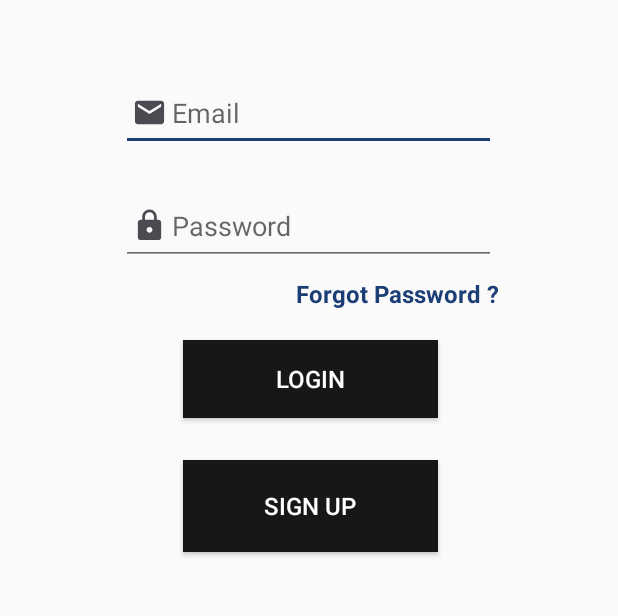
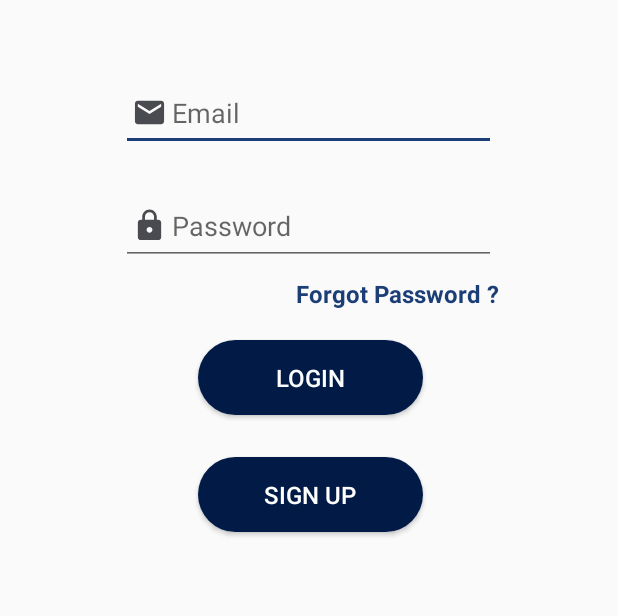
Before and after one commit to KousthubhaKrishna/JChat, an Android app: the screen it shows after launch (MainActivity), on a phone screen of 412 x 824 dp, the part 398-1014 px from its top. Run offline under Robolectric (Android 15) with nearby library versions, the light colour scheme and no system bars; our stand-ins replace Firebase (no records; nobody signed in at launch, a user with empty details on screens opened directly).

Commit message:
buttons changed

```diff
--- a/app/src/main/res/layout-land/activity_main.xml
+++ b/app/src/main/res/layout-land/activity_main.xml
@@ -12,8 +12,8 @@
         android:layout_width="120dp"
         android:layout_height="wrap_content"
         android:layout_marginTop="52dp"
-        android:background="@color/colorPrimaryDark"
-        android:onClick="signupCheck"
+        android:background="@drawable/sender_message"
+        android:onClick="sendUserToSignupActvity"
         android:shadowColor="#E91E63"
         android:text="signup"
         android:textColor="@color/simpleButtonTextColor"
@@ -69,7 +69,7 @@
         android:layout_width="120dp"
         android:layout_height="wrap_content"
         android:layout_marginTop="52dp"
-        android:background="@color/colorPrimaryDark"
+        android:background="@drawable/sender_message"
         android:onClick="loginCheck"
         android:shadowColor="#E91E63"
         android:text="@string/login"
--- a/app/src/main/res/layout/activity_main.xml
+++ b/app/src/main/res/layout/activity_main.xml
@@ -10,12 +10,12 @@
 
     <Button
         android:id="@+id/jsignup"
-        android:layout_width="170dp"
-        android:layout_height="61dp"
+        android:layout_width="150dp"
+        android:layout_height="50dp"
         android:layout_marginTop="28dp"
         android:layout_marginEnd="125dp"
         android:layout_marginRight="125dp"
-        android:background="@color/colorPrimaryDark"
+        android:background="@drawable/sender_message"
         android:onClick="sendUserToSignupActvity"
         android:shadowColor="#E91E63"
         android:text="sign up"
@@ -79,10 +79,10 @@
 
     <Button
         android:id="@+id/jlogin"
-        android:layout_width="170dp"
-        android:layout_height="52dp"
+        android:layout_width="150dp"
+        android:layout_height="50dp"
         android:layout_marginTop="50dp"
-        android:background="@color/colorPrimaryDark"
+        android:background="@drawable/sender_message"
         android:onClick="loginCheck"
         android:shadowColor="#E91E63"
         android:text="@string/login"
--- a/app/src/main/res/layout/activity_signup.xml
+++ b/app/src/main/res/layout/activity_signup.xml
@@ -81,10 +81,10 @@
 
     <Button
         android:id="@+id/button3"
-        android:layout_width="170dp"
-        android:layout_height="56dp"
+        android:layout_width="165dp"
+        android:layout_height="50dp"
         android:layout_marginTop="30dp"
-        android:background="@color/colorPrimaryDark"
+        android:background="@drawable/sender_message"
         android:onClick="createUser"
         android:paddingLeft="@dimen/button_padding"
         android:paddingRight="@dimen/button_padding"
```
Also changed, not shown: app/src/main/res/layout-land/activity_signup.xml (+4 -4 lines).
